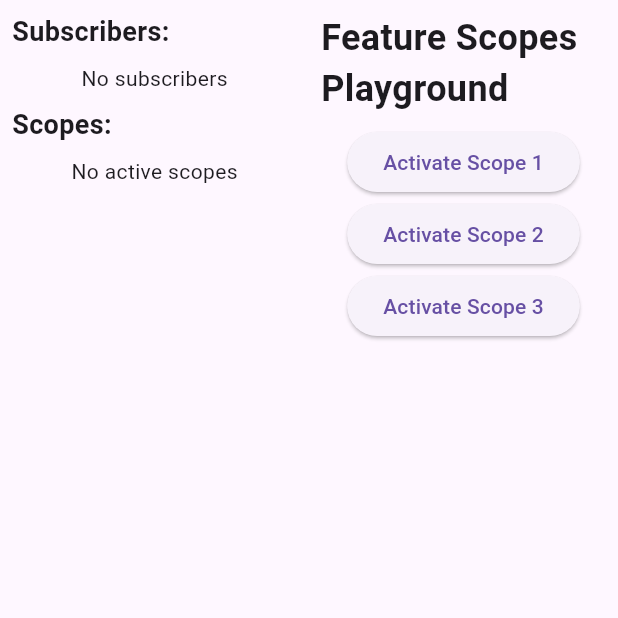
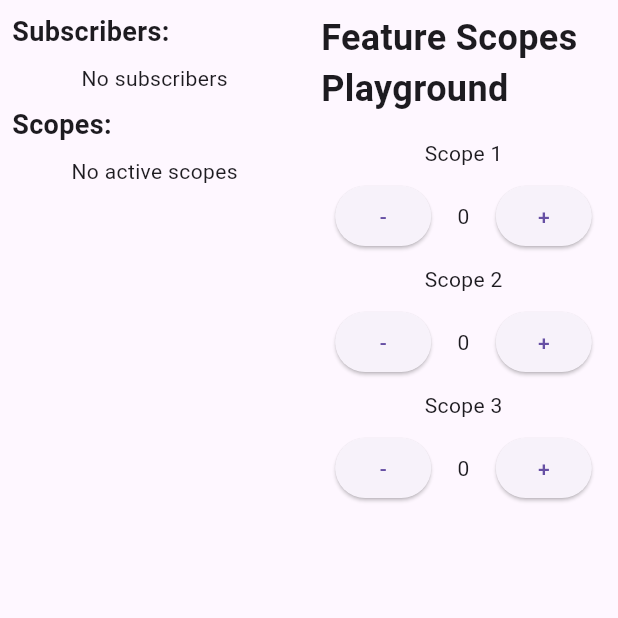
Before and after one commit to MbIXjkee/scope_manager, a Flutter app: the screen it shows after launch, on a phone screen of 412 x 824 dp, the top half of it. Run offline on Flutter 3.47's test engine with Material 3 defaults, Android fonts, the phone set to English and light mode, and no system bars.

Commit message:
Feat: add flexibility to playground.

```diff
--- a/example/lib/main.dart
+++ b/example/lib/main.dart
@@ -89,9 +89,9 @@ class _Playground extends StatefulWidget {
 }
 
 class _PlaygroundState extends State<_Playground> {
-  var _firstScopeIsActive = false;
-  var _secondScopeIsActive = false;
-  var _thirdScopeIsActive = false;
+  var _firstScopeCount = 0;
+  var _secondScopeCount = 0;
+  var _thirdScopeCount = 0;
 
   @override
   Widget build(BuildContext context) {
@@ -105,41 +105,120 @@ class _PlaygroundState extends State<_Playground> {
               style: TextStyle(fontWeight: FontWeight.bold, fontSize: 24),
             ),
           ),
-          ElevatedButton(
-            onPressed: () {
+          _ScopeCounter(
+            onPlus: () {
               setState(() {
-                _firstScopeIsActive = !_firstScopeIsActive;
+                _firstScopeCount++;
               });
             },
-            child: Text(
-              _firstScopeIsActive ? 'Deactivate Scope 1' : 'Activate Scope 1',
-            ),
-          ),
-          if (_firstScopeIsActive) const Some1ScopeWidget(),
-          ElevatedButton(
-            onPressed: () {
+            onMinus: () {
               setState(() {
-                _secondScopeIsActive = !_secondScopeIsActive;
+                if (_firstScopeCount > 0) {
+                  _firstScopeCount--;
+                }
               });
             },
-            child: Text(
-              _secondScopeIsActive ? 'Deactivate Scope 2' : 'Activate Scope 2',
-            ),
+            count: _firstScopeCount,
+            title: 'Scope 1',
           ),
-          if (_secondScopeIsActive) const Some2ScopeWidget(),
-          ElevatedButton(
-            onPressed: () {
+          Row(
+            children: [
+              for (var i = 0; i < _firstScopeCount; i++)
+                const Some1ScopeWidget(),
+            ],
+          ),
+          _ScopeCounter(
+            onPlus: () {
               setState(() {
-                _thirdScopeIsActive = !_thirdScopeIsActive;
+                _secondScopeCount++;
               });
             },
-            child: Text(
-              _thirdScopeIsActive ? 'Deactivate Scope 3' : 'Activate Scope 3',
-            ),
+            onMinus: () {
+              setState(() {
+                if (_secondScopeCount > 0) {
+                  _secondScopeCount--;
+                }
+              });
+            },
+            count: _secondScopeCount,
+            title: 'Scope 2',
           ),
-          if (_thirdScopeIsActive) const Some3ScopeWidget(),
+          Row(
+            children: [
+              for (var i = 0; i < _secondScopeCount; i++)
+                const Some2ScopeWidget(),
+            ],
+          ),
+          _ScopeCounter(
+            onPlus: () {
+              setState(() {
+                _thirdScopeCount++;
+              });
+            },
+            onMinus: () {
+              setState(() {
+                if (_thirdScopeCount > 0) {
+                  _thirdScopeCount--;
+                }
+              });
+            },
+            count: _thirdScopeCount,
+            title: 'Scope 3',
+          ),
+          Row(
+            children: [
+              for (var i = 0; i < _thirdScopeCount; i++)
+                const Some3ScopeWidget(),
+            ],
+          ),
         ],
       ),
+    );
+  }
+}
+
+class _ScopeCounter extends StatelessWidget {
+  final VoidCallback _onPlus;
+  final VoidCallback _onMinus;
+  final int _count;
+  final String _title;
+
+  const _ScopeCounter({
+    required VoidCallback onPlus,
+    required VoidCallback onMinus,
+    required int count,
+    required String title,
+  }) : _onPlus = onPlus,
+       _onMinus = onMinus,
+       _count = count,
+       _title = title;
+
+  @override
+  Widget build(BuildContext context) {
+    return Column(
+      mainAxisSize: MainAxisSize.min,
+      children: [
+        Padding(
+          padding: const EdgeInsets.all(8.0),
+          child: Text(
+            _title,
+          ),
+        ),
+        Row(
+          mainAxisAlignment: MainAxisAlignment.spaceEvenly,
+          children: [
+            ElevatedButton(
+              onPressed: _onMinus,
+              child: const Text('-'),
+            ),
+            Text('$_count'),
+            ElevatedButton(
+              onPressed: _onPlus,
+              child: const Text('+'),
+            ),
+          ],
+        ),
+      ],
     );
   }
 }
```
